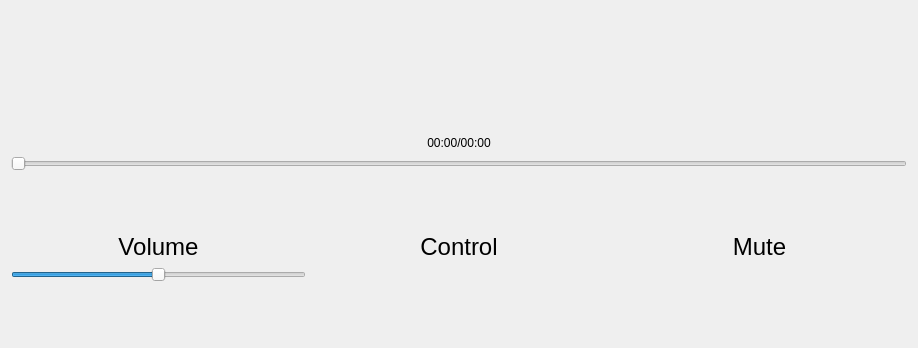
Before: the Qt Designer form widgets/controllerwidget.ui in commmrade/MusicVisualizer, drawn with Qt 5.
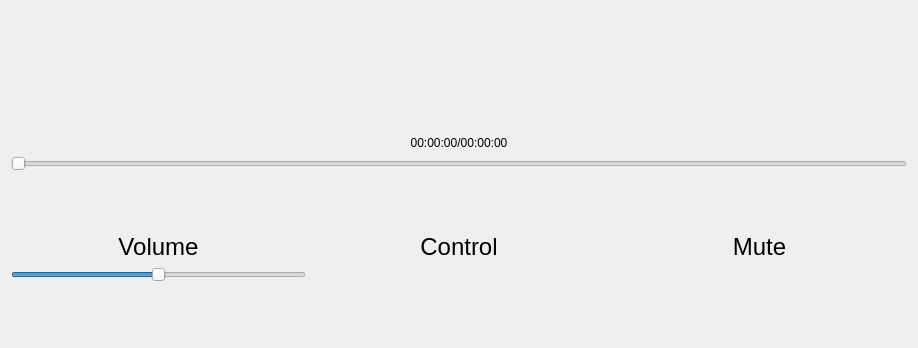
After: the same form once the commit is applied. Icons and pictures are not drawn.

```diff
--- a/widgets/controllerwidget.ui
+++ b/widgets/controllerwidget.ui
@@ -37,7 +37,7 @@
      <item>
       <widget class="QLabel" name="seekBarLabel">
        <property name="text">
-        <string>00:00/00:00</string>
+        <string>00:00:00/00:00:00</string>
        </property>
        <property name="alignment">
         <set>Qt::AlignmentFlag::AlignCenter</set>
```
